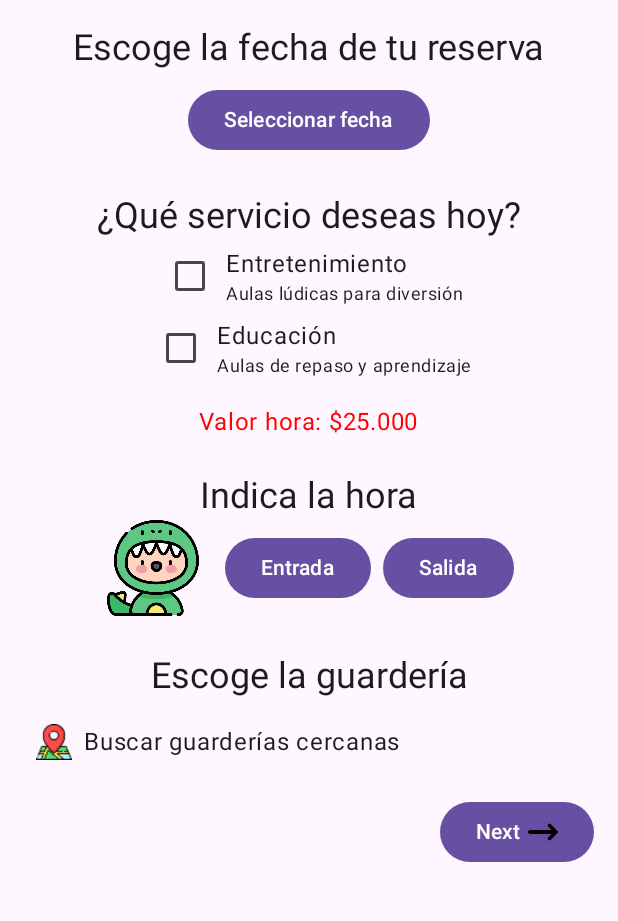
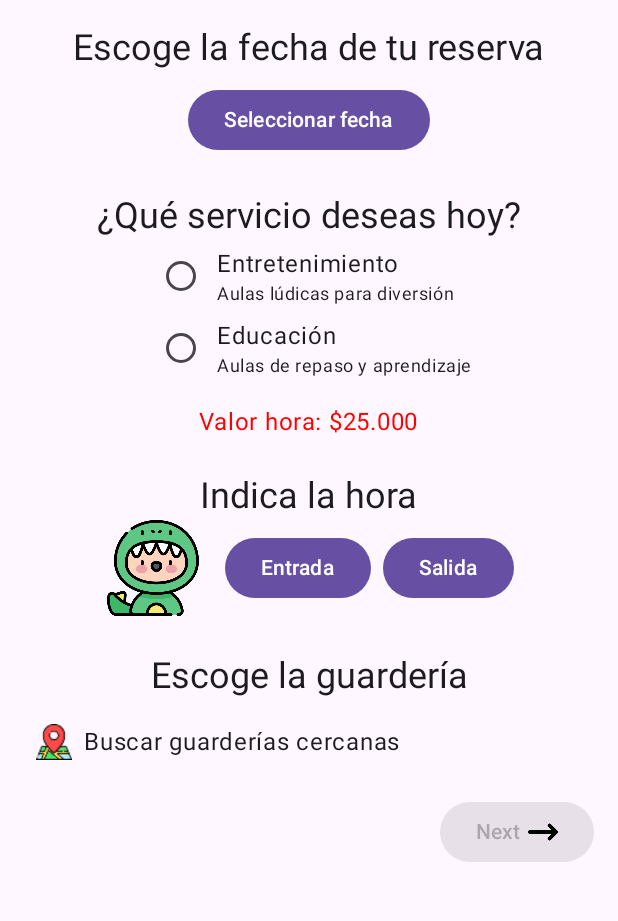
Before and after one commit to Laura-Macias/RapiKids, an Android app built with Jetpack Compose: the ReservasScreen screen opened through its navigation route, on a phone screen of 412 x 824 dp, the part 96-1017 px from its top. Run offline under Robolectric (Android 15) with nearby library versions, the phone set to English and light mode, and no system bars; our stand-ins replace Firebase (no records; nobody signed in at launch, a user with empty details on screens opened directly); 1 statement that could not run was skipped.

Commit message:
Se modifica el checkbox por radio button de la sección de entretenimiento y educación, donde solo se puede escoger un servicio, además me modifica el botón "Next" para que se habilite unicamente cuando todos los campos de la reserva hayan sido completados, de esta manera ya no se guardaran reservas sin datos".

```diff
--- a/app/src/main/java/com/example/rapikids/ui/ReservasScreen.kt
+++ b/app/src/main/java/com/example/rapikids/ui/ReservasScreen.kt
@@ -47,8 +47,7 @@ fun ReservasScreen(navController: NavController, padding: PaddingValues) {
     val minute = calendar.get(Calendar.MINUTE)
 
     var fechaSeleccionada by remember { mutableStateOf("") }
-    var entretenimientoSeleccionado by remember { mutableStateOf(false) }
-    var educacionSeleccionado by remember { mutableStateOf(false) }
+    var servicioSeleccionado by remember { mutableStateOf<String?>(null) }
     var horaEntrada by remember { mutableStateOf("") }
     var horaSalida by remember { mutableStateOf("") }
     var lugarSeleccionado by remember { mutableStateOf("") }
@@ -56,7 +55,6 @@ fun ReservasScreen(navController: NavController, padding: PaddingValues) {
     val auth = FirebaseAuth.getInstance()
     val database = FirebaseDatabase.getInstance()
     val userId = auth.currentUser?.uid
-
 
     val placeLauncher = rememberLauncherForActivityResult(ActivityResultContracts.StartActivityForResult()) { result ->
         if (result.resultCode == Activity.RESULT_OK) {
@@ -118,14 +116,13 @@ fun ReservasScreen(navController: NavController, padding: PaddingValues) {
         }, hour, minute, true)
     }
 
-
     fun guardarDatosReservaTemporal() {
         userId?.let { uid ->
             val reservasRef = database.reference.child("reservas_temporales").child(uid)
             val reservaData = hashMapOf(
                 "fechaSeleccionada" to fechaSeleccionada,
-                "entretenimientoSeleccionado" to entretenimientoSeleccionado,
-                "educacionSeleccionado" to educacionSeleccionado,
+                "entretenimientoSeleccionado" to (servicioSeleccionado == "entretenimiento"),
+                "educacionSeleccionado" to (servicioSeleccionado == "educacion"),
                 "horaEntrada" to horaEntrada,
                 "horaSalida" to horaSalida,
                 "lugarSeleccionado" to lugarSeleccionado
@@ -141,6 +138,12 @@ fun ReservasScreen(navController: NavController, padding: PaddingValues) {
             Toast.makeText(context, "Usuario no autenticado", Toast.LENGTH_SHORT).show()
         }
     }
+
+    val todosLosCamposLlenos = fechaSeleccionada.isNotEmpty() &&
+            servicioSeleccionado != null &&
+            horaEntrada.isNotEmpty() &&
+            horaSalida.isNotEmpty() &&
+            lugarSeleccionado.isNotEmpty()
 
     Column(
         modifier = Modifier
@@ -165,13 +168,11 @@ fun ReservasScreen(navController: NavController, padding: PaddingValues) {
 
         Text("¿Qué servicio deseas hoy?", style = MaterialTheme.typography.headlineSmall)
 
+        Column {
             Row(verticalAlignment = Alignment.CenterVertically) {
-            Checkbox(
-                checked = entretenimientoSeleccionado,
-                onCheckedChange = {
-                    entretenimientoSeleccionado = it
-                    if (it) educacionSeleccionado = false
-                }
+                RadioButton(
+                    selected = servicioSeleccionado == "entretenimiento",
+                    onClick = { servicioSeleccionado = "entretenimiento" }
                 )
                 Column {
                     Text("Entretenimiento")
@@ -180,16 +181,14 @@ fun ReservasScreen(navController: NavController, padding: PaddingValues) {
             }
 
             Row(verticalAlignment = Alignment.CenterVertically) {
-            Checkbox(
-                checked = educacionSeleccionado,
-                onCheckedChange = {
-                    educacionSeleccionado = it
-                    if (it) entretenimientoSeleccionado = false
-                }
+                RadioButton(
+                    selected = servicioSeleccionado == "educacion",
+                    onClick = { servicioSeleccionado = "educacion" }
                 )
                 Column {
                     Text("Educación")
                     Text("Aulas de repaso y aprendizaje", style = MaterialTheme.typography.bodySmall)
+                }
             }
         }
 
@@ -220,7 +219,6 @@ fun ReservasScreen(navController: NavController, padding: PaddingValues) {
         Spacer(modifier = Modifier.height(24.dp))
         Text("Escoge la guardería", style = MaterialTheme.typography.headlineSmall)
         Spacer(modifier = Modifier.height(8.dp))
-
 
         Row(
             verticalAlignment = Alignment.CenterVertically,
@@ -286,6 +284,7 @@ fun ReservasScreen(navController: NavController, padding: PaddingValues) {
                 guardarDatosReservaTemporal()
                 navController.navigate(Screen.ResumenServicio.route)
             },
+            enabled = todosLosCamposLlenos,
             modifier = Modifier
                 .align(Alignment.End)
                 .padding(top = 16.dp)
```
Also changed, not shown: app/build.gradle.kts (line endings or trailing spaces). Lines whose indentation alone changed are shown as unchanged.
